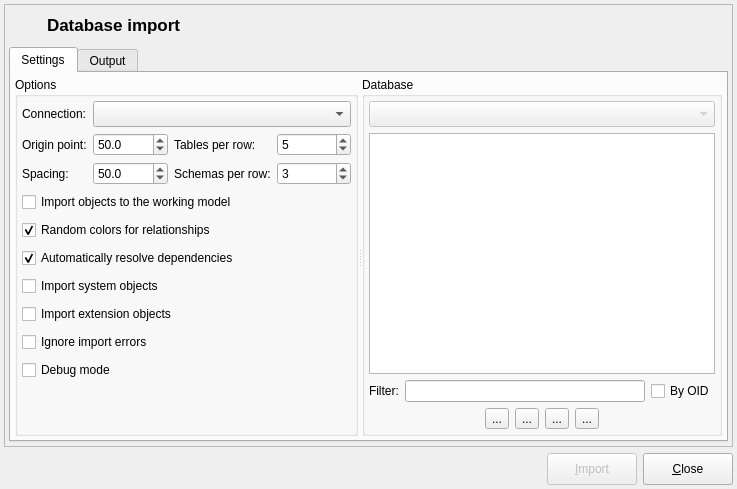
Before: the Qt Designer form libpgmodeler_ui/ui/databaseimportform.ui in pgmodeler/pgmodeler, drawn with Qt 5.
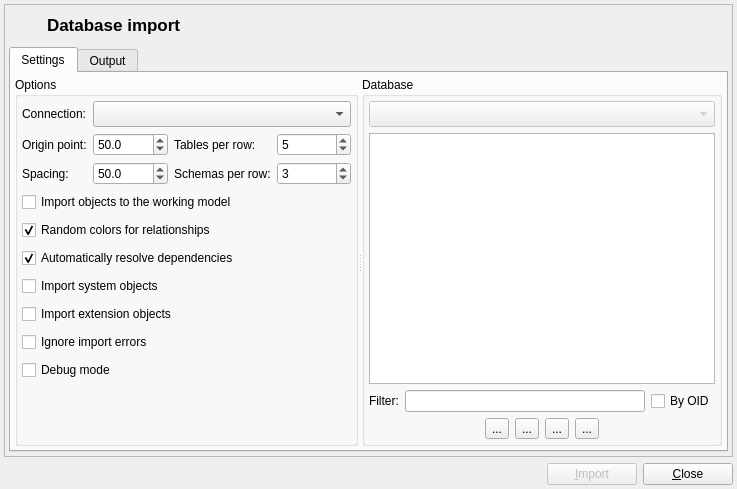
After: the same form once the commit is applied. Icons and pictures are not drawn.

Patch:
```diff
--- a/libpgmodeler_ui/ui/databaseimportform.ui
+++ b/libpgmodeler_ui/ui/databaseimportform.ui
@@ -892,8 +892,8 @@
                    </property>
                    <property name="iconSize">
                     <size>
-                     <width>20</width>
-                     <height>20</height>
+                     <width>22</width>
+                     <height>22</height>
                     </size>
                    </property>
                    <property name="checkable">
@@ -930,8 +930,8 @@
                    </property>
                    <property name="iconSize">
                     <size>
-                     <width>20</width>
-                     <height>20</height>
+                     <width>22</width>
+                     <height>22</height>
                     </size>
                    </property>
                    <property name="checkable">
@@ -968,8 +968,8 @@
                    </property>
                    <property name="iconSize">
                     <size>
-                     <width>20</width>
-                     <height>20</height>
+                     <width>22</width>
+                     <height>22</height>
                     </size>
                    </property>
                    <property name="checkable">
@@ -1006,8 +1006,8 @@
                    </property>
                    <property name="iconSize">
                     <size>
-                     <width>20</width>
-                     <height>20</height>
+                     <width>22</width>
+                     <height>22</height>
                     </size>
                    </property>
                    <property name="checkable">
@@ -1235,7 +1235,7 @@
        <property name="minimumSize">
         <size>
          <width>90</width>
-         <height>32</height>
+         <height>0</height>
         </size>
        </property>
        <property name="maximumSize">
@@ -1253,8 +1253,8 @@
        </property>
        <property name="iconSize">
         <size>
-         <width>20</width>
-         <height>20</height>
+         <width>22</width>
+         <height>22</height>
         </size>
        </property>
        <property name="default">
@@ -1273,7 +1273,7 @@
        <property name="minimumSize">
         <size>
          <width>90</width>
-         <height>32</height>
+         <height>0</height>
         </size>
        </property>
        <property name="maximumSize">
@@ -1291,8 +1291,8 @@
        </property>
        <property name="iconSize">
         <size>
-         <width>20</width>
-         <height>20</height>
+         <width>22</width>
+         <height>22</height>
         </size>
        </property>
        <property name="flat">
```
Left out of the diff: 4 changed lines with no effect on the pictures.
